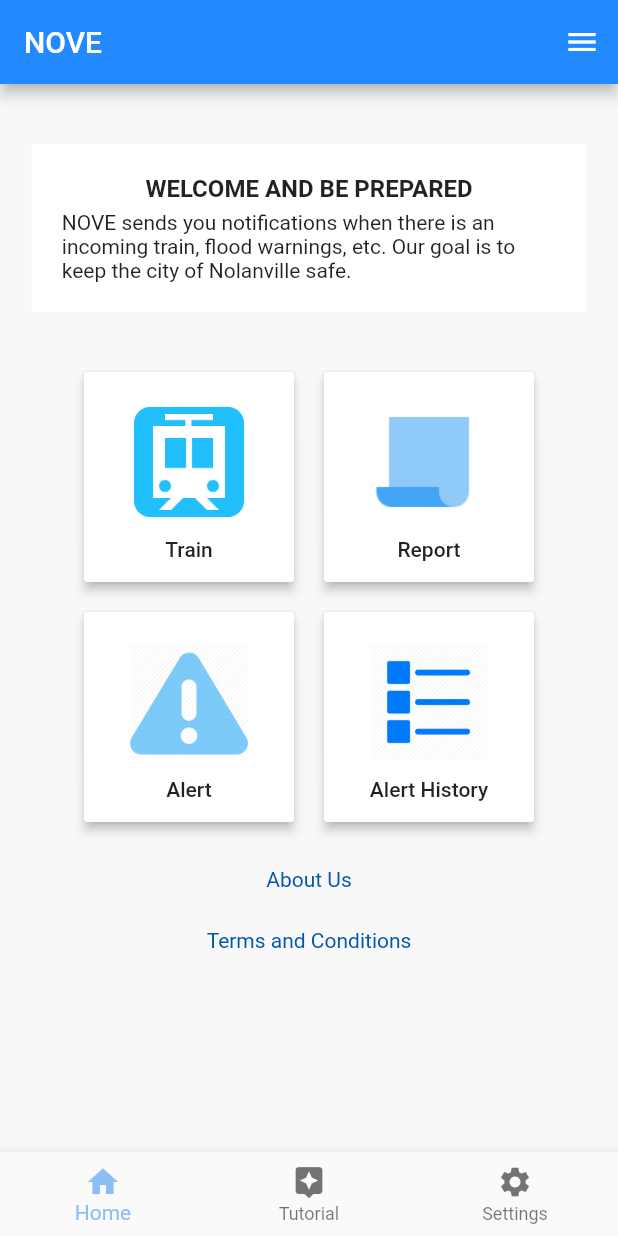
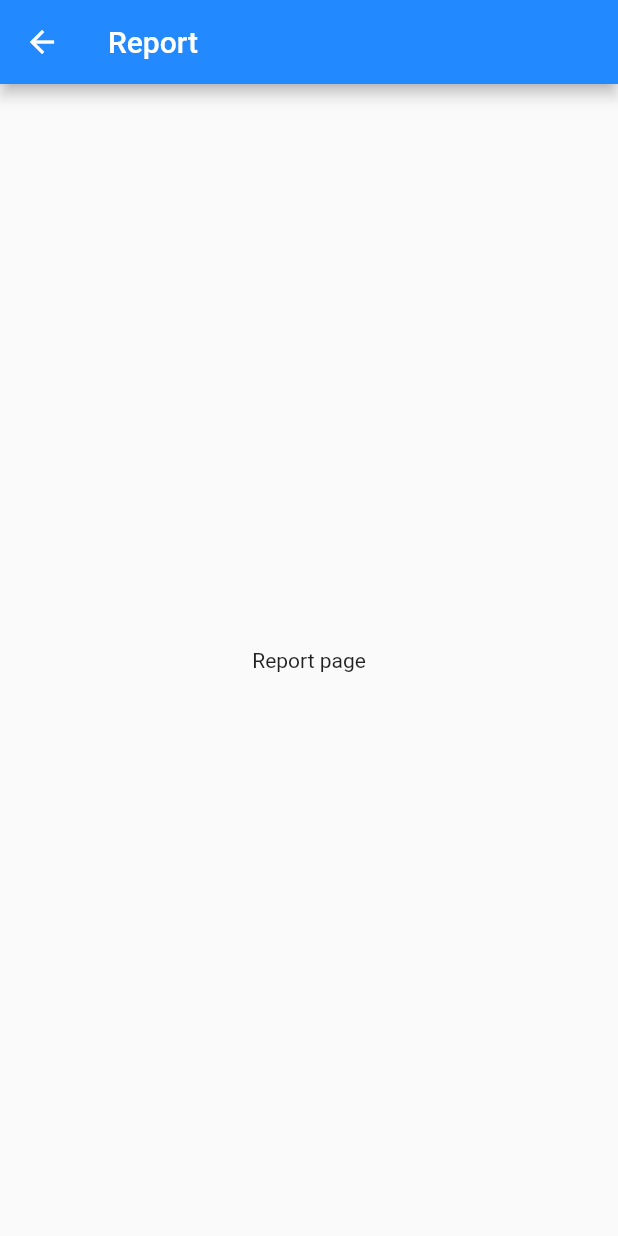
Before and after one commit to kanguyen451/ENDEAVR, a Flutter app: the screen it shows after launch, after a tap on "Report", on a phone screen of 412 x 824 dp. Run offline on Flutter 3.47's test engine with Material 2 defaults, Android fonts, the phone set to English and light mode, and no system bars.

Commit message:
Merging with master

```diff
--- /dev/null
+++ b/nove_app/lib/alerts.dart
@@ -0,0 +1,14 @@
+import 'package:flutter/material.dart';
+
+class Alerts extends StatelessWidget {
+  Widget build(BuildContext context) {
+    return new Scaffold(
+        appBar: AppBar(
+          title: Text("Alerts"),
+          backgroundColor: Color(0xff2389FF),
+        ),
+        body: Center(
+          child: Text("Alerts page under construction"),
+        ));
+  }
+}
--- a/nove_app/lib/main.dart
+++ b/nove_app/lib/main.dart
@@ -1,10 +1,13 @@
 import 'package:flutter/material.dart';
+import 'package:nove_app/report.dart';
+import 'package:nove_app/alerts.dart';
 
 //main function for landing page
-void main() => runApp(MaterialApp(
-  home: Home(),
-));
-
+void main() => runApp(MaterialApp(routes: {
+      '/': (context) => Home(),
+      '/report': (context) => Report(),
+      '/alerts': (context) => Alerts(),
+    }));
 
 class Destination {
   const Destination(this.title, this.icon, this.color);
@@ -27,7 +30,7 @@ void _onItemTapped(int index) {
   print(index);
 }
 
-void printHello(){
+void printHello() {
   print("Hello world");
 }
 
@@ -37,12 +40,11 @@ class Home extends StatelessWidget {
     return Scaffold(
       backgroundColor: Color(0xffF9F8F8),
       appBar: AppBar(
-        title: Text("NOVE"),
+        title: Center(child: Text("NOVE")),
         backgroundColor: Color(0xff2389FF),
       ),
 
-      body:
-      Column(
+      body: Column(
         mainAxisAlignment: MainAxisAlignment.start,
         crossAxisAlignment: CrossAxisAlignment.start,
         children: <Widget>[
@@ -61,13 +63,20 @@ class Home extends StatelessWidget {
                   mainAxisSize: MainAxisSize.min,
                   children: <Widget>[
                     new Container(
-                      width: MediaQuery.of(context).size.width*0.8,
-                      child: new Text("WELCOME AND BE PREPARED", textAlign: TextAlign.center, style: TextStyle(fontSize: 16.0, fontWeight: FontWeight.bold,)),
+                      width: MediaQuery.of(context).size.width * 0.8,
+                      child: new Text("WELCOME AND BE PREPARED",
+                          textAlign: TextAlign.center,
+                          style: TextStyle(
+                            fontSize: 16.0,
+                            fontWeight: FontWeight.bold,
+                          )),
                     ),
                     new Container(
                       padding: EdgeInsets.fromLTRB(0, 5.0, 0, 0),
-                      width: MediaQuery.of(context).size.width*0.8,
-                      child: Text("NOVE sends you notifications when there is an incoming train, flood warnings, etc. Our goal is to keep the city of Nolanville safe.", ),
+                      width: MediaQuery.of(context).size.width * 0.8,
+                      child: Text(
+                        "NOVE sends you notifications when there is an incoming train, flood warnings, etc. Our goal is to keep the city of Nolanville safe.",
+                      ),
                     ),
                   ],
                 ),
@@ -79,7 +88,7 @@ class Home extends StatelessWidget {
           //buttons container
           Container(
             child: Column(
-              children: <Widget> [
+              children: <Widget>[
                 Container(
                   height: 40.0,
                 ),
@@ -91,15 +100,22 @@ class Home extends StatelessWidget {
                     new SizedBox(
                       width: 140.0,
                       height: 140.0,
-                      child:
-                      new RaisedButton(
+                      child: new RaisedButton(
                         onPressed: printHello,
                         color: Colors.white,
                         child: Column(
-                          children: <Widget> [
-                            Container(height: 10.0,),
-                            Image.asset('assets/images/train.png', height: 80.0, width: 80.0,),
-                            Container(height: 10.0,),
+                          children: <Widget>[
+                            Container(
+                              height: 10.0,
+                            ),
+                            Image.asset(
+                              'assets/images/train.png',
+                              height: 80.0,
+                              width: 80.0,
+                            ),
+                            Container(
+                              height: 10.0,
+                            ),
                             Text("Train"),
                           ],
                         ),
@@ -115,15 +131,24 @@ class Home extends StatelessWidget {
                     new SizedBox(
                       width: 140.0,
                       height: 140.0,
-                      child:
-                      new RaisedButton(
-                        onPressed: printHello,
+                      child: new RaisedButton(
+                        onPressed: () {
+                          Navigator.pushNamed(context, '/report');
+                        },
                         color: Colors.white,
                         child: Column(
-                          children: <Widget> [
-                            Container(height: 10.0,),
-                            Image.asset('assets/images/report.png', height: 80.0, width: 80.0,),
-                            Container(height: 10.0,),
+                          children: <Widget>[
+                            Container(
+                              height: 10.0,
+                            ),
+                            Image.asset(
+                              'assets/images/flood.png',
+                              height: 80.0,
+                              width: 80.0,
+                            ),
+                            Container(
+                              height: 10.0,
+                            ),
                             Text("Report"),
                           ],
                         ),
@@ -135,7 +160,9 @@ class Home extends StatelessWidget {
                     ),
                   ],
                 ),
-                Container(height:20.0,),
+                Container(
+                  height: 20.0,
+                ),
                 new Row(
                   crossAxisAlignment: CrossAxisAlignment.start,
                   mainAxisAlignment: MainAxisAlignment.spaceEvenly,
@@ -144,16 +171,25 @@ class Home extends StatelessWidget {
                     new SizedBox(
                       width: 140.0,
                       height: 140.0,
-                      child:
-                      new RaisedButton(
-                        onPressed: printHello,
+                      child: new RaisedButton(
+                        onPressed: () {
+                          Navigator.pushNamed(context, '/alerts');
+                        },
                         color: Colors.white,
                         child: Column(
-                          children: <Widget> [
-                            Container(height: 10.0,),
-                            Image.asset('assets/images/alert.png', height: 80.0, width: 80.0,),
-                            Container(height: 10.0,),
-                            Text("Alert"),
+                          children: <Widget>[
+                            Container(
+                              height: 10.0,
+                            ),
+                            Image.asset(
+                              'assets/images/alert.png',
+                              height: 80.0,
+                              width: 80.0,
+                            ),
+                            Container(
+                              height: 10.0,
+                            ),
+                            Text("Alerts"),
                           ],
                         ),
                         padding: EdgeInsets.all(10.0),
@@ -168,15 +204,22 @@ class Home extends StatelessWidget {
                     new SizedBox(
                       width: 140.0,
                       height: 140.0,
-                      child:
-                      new RaisedButton(
+                      child: new RaisedButton(
                         onPressed: printHello,
                         color: Colors.white,
                         child: Column(
-                          children: <Widget> [
-                            Container(height: 10.0,),
-                            Image.asset('assets/images/list.png', height: 80.0, width: 80.0,),
-                            Container(height: 10.0,),
+                          children: <Widget>[
+                            Container(
+                              height: 10.0,
+                            ),
+                            Image.asset(
+                              'assets/images/list.png',
+                              height: 80.0,
+                              width: 80.0,
+                            ),
+                            Container(
+                              height: 10.0,
+                            ),
                             Text("Alert History"),
                           ],
                         ),
@@ -209,7 +252,6 @@ class Home extends StatelessWidget {
               ],
             ),
           ),
-
         ],
       ),
 
--- /dev/null
+++ b/nove_app/lib/report.dart
@@ -0,0 +1,14 @@
+import 'package:flutter/material.dart';
+
+class Report extends StatelessWidget {
+  Widget build(BuildContext context) {
+    return new Scaffold(
+        appBar: AppBar(
+          title: Text("Report"),
+          backgroundColor: Color(0xff2389FF),
+        ),
+        body: Center(
+          child: Text("Report page"),
+        ));
+  }
+}
--- a/nove_app/pubspec.yaml
+++ b/nove_app/pubspec.yaml
@@ -23,18 +23,19 @@ dependencies:
   # The following adds the Cupertino Icons font to your application.
   # Use with the CupertinoIcons class for iOS style icons.
   cupertino_icons: ^0.1.2
+  firebase_core: ^0.4.0+9
+  firebase_auth: ^0.14.0+5
+  cloud_firestore: ^0.12.9+5
 
 dev_dependencies:
   flutter_test:
     sdk: flutter
-
 
 # For information on the generic Dart part of this file, see the
 # following page: https://dart.dev/tools/pub/pubspec
 
 # The following section is specific to Flutter.
 flutter:
-
   # The following line ensures that the Material Icons font is
   # included with your application, so that you can use the icons in
   # the material Icons class.
```
Also changed, not shown: nove_app/pubspec.lock, 5 other files.
